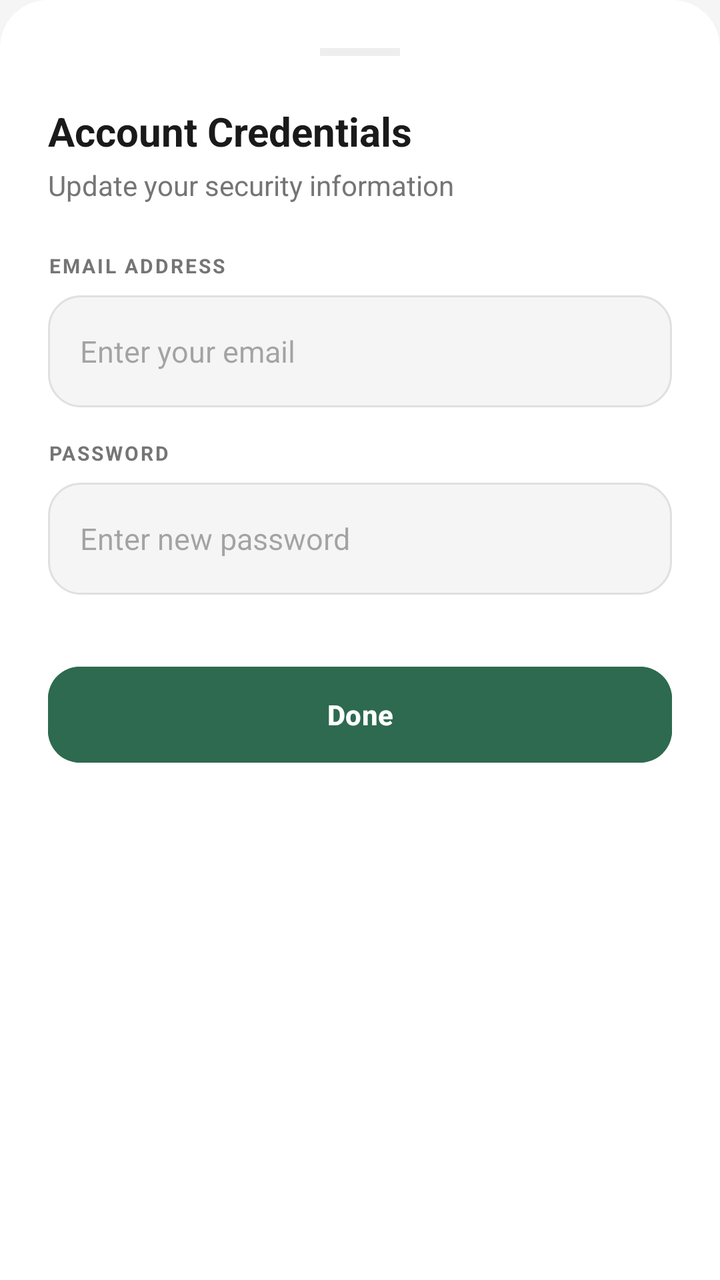
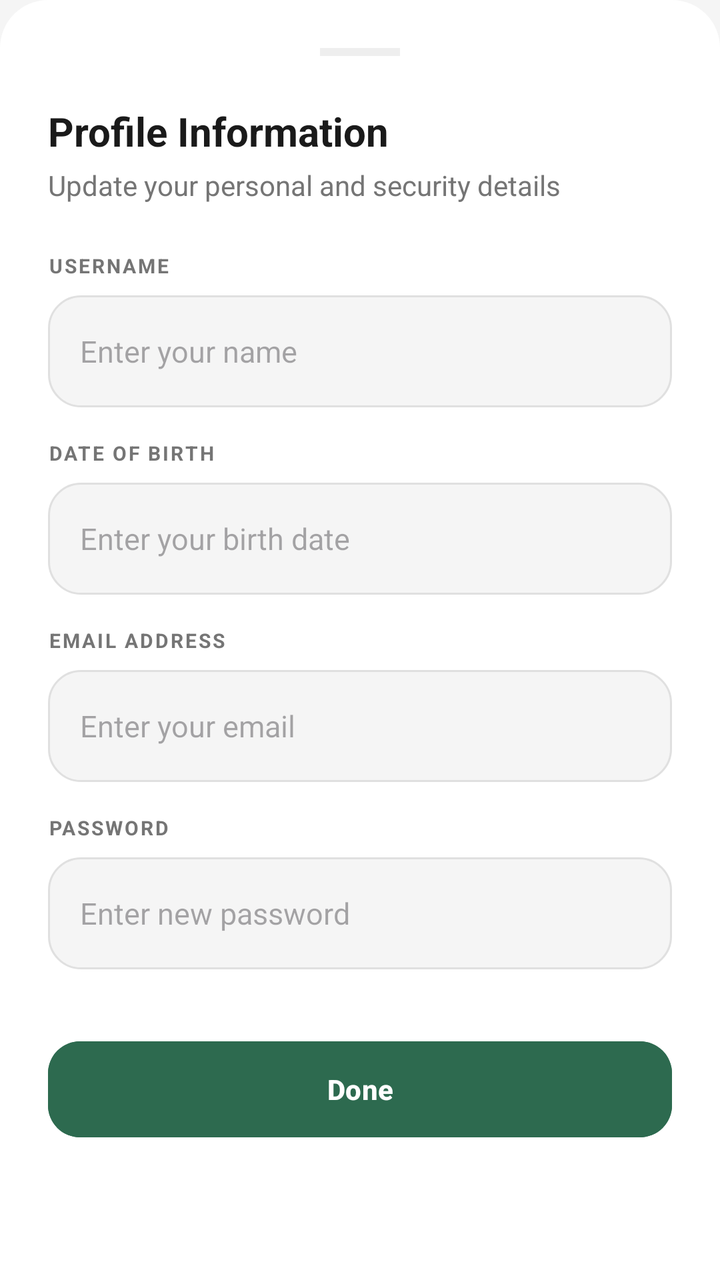

The first picture is an Android layout as it rendered before a commit; the second is the same layout after the commit. The layout source and the unified diff follow.
<!-- AndroidManifest.xml: application theme Theme.FridgeWise -->
<!-- res/layout/bottom_sheet_edit_profile.xml -->
<?xml version="1.0" encoding="utf-8"?>
<LinearLayout xmlns:android="http://schemas.android.com/apk/res/android"
    xmlns:app="http://schemas.android.com/apk/res-auto"
    android:layout_width="match_parent"
    android:layout_height="wrap_content"
    android:background="@drawable/bg_bottom_sheet"
    android:orientation="vertical"
    android:padding="24dp">

    <View
        android:layout_width="40dp"
        android:layout_height="4dp"
        android:layout_gravity="center_horizontal"
        android:layout_marginBottom="24dp"
        android:background="@color/divider_color" />

    <TextView
        android:layout_width="wrap_content"
        android:layout_height="wrap_content"
        android:text="Account Credentials"
        android:textColor="@color/profile_text_primary"
        android:textSize="20sp"
        android:textStyle="bold" />

    <TextView
        android:layout_width="wrap_content"
        android:layout_height="wrap_content"
        android:layout_marginTop="4dp"
        android:text="Update your security information"
        android:textColor="@color/profile_text_secondary"
        android:textSize="14sp" />

    <TextView
        android:layout_width="wrap_content"
        android:layout_height="wrap_content"
        android:layout_marginTop="24dp"
        android:text="EMAIL ADDRESS"
        android:textColor="@color/profile_text_secondary"
        android:textSize="10sp"
        android:textStyle="bold"
        android:letterSpacing="0.1" />

    <EditText
        android:id="@+id/etEditEmail"
        android:layout_width="match_parent"
        android:layout_height="56dp"
        android:layout_marginTop="8dp"
        android:background="@drawable/bg_input_field"
        android:hint="Enter your email"
        android:inputType="textEmailAddress"
        android:paddingHorizontal="16dp"
        android:textColor="@color/profile_text_primary"
        android:textSize="15sp" />

    <TextView
        android:layout_width="wrap_content"
        android:layout_height="wrap_content"
        android:layout_marginTop="16dp"
        android:text="PASSWORD"
        android:textColor="@color/profile_text_secondary"
        android:textSize="10sp"
        android:textStyle="bold"
        android:letterSpacing="0.1" />

    <EditText
        android:id="@+id/etEditPassword"
        android:layout_width="match_parent"
        android:layout_height="56dp"
        android:layout_marginTop="8dp"
        android:background="@drawable/bg_input_field"
        android:hint="Enter new password"
        android:inputType="textPassword"
        android:paddingHorizontal="16dp"
        android:textColor="@color/profile_text_primary"
        android:textSize="15sp" />

    <com.google.android.material.button.MaterialButton
        android:id="@+id/btnSaveProfile"
        android:layout_width="match_parent"
        android:layout_height="56dp"
        android:layout_marginTop="32dp"
        android:text="Done"
        android:textAllCaps="false"
        android:textColor="@color/white"
        android:textStyle="bold"
        app:cornerRadius="16dp"
        android:backgroundTint="@color/profile_accent_green" />

</LinearLayout>
<!-- resources referenced by this layout -->
<resources>
  <color name="divider_color">#EEEEEE</color>
  <color name="profile_accent_green">#2D6A4F</color>
  <color name="profile_text_primary">#1A1A1A</color>
  <color name="profile_text_secondary">#757575</color>
  <color name="white">#FFFFFF</color>
  <!-- drawable bg_bottom_sheet (drawable) -->
  <?xml version="1.0" encoding="utf-8"?>
  <shape xmlns:android="http://schemas.android.com/apk/res/android">
      <solid android:color="@color/bg_secondary" />
      <corners
          android:topLeftRadius="24dp"
          android:topRightRadius="24dp" />
  </shape>
  <!-- drawable bg_input_field (drawable) -->
  <?xml version="1.0" encoding="utf-8"?>
  <shape xmlns:android="http://schemas.android.com/apk/res/android">
      <solid android:color="@color/input_bg" />
      <corners android:radius="16dp" />
      <stroke
          android:width="1dp"
          android:color="@color/input_border" />
  </shape>
  <style name="Theme.FridgeWise" parent="Base.Theme.FridgeWise" />
  <color name="bg_secondary">#FFFFFF</color>
  <color name="input_bg">#F5F5F5</color>
  <color name="input_border">#E0E0E0</color>
  <style name="Base.Theme.FridgeWise" parent="Theme.Material3.DayNight.NoActionBar">
          
          <item name="colorPrimary">@color/green_primary</item>
          <item name="android:windowBackground">@color/bg_primary</item>
          <item name="colorSurface">@color/bg_secondary</item>
          <item name="colorOnSurface">@color/text_primary</item>
      </style>
  <color name="green_primary">#2E7D32</color>
  <color name="bg_primary">#F5F5F5</color>
  <color name="text_primary">#1A1A1A</color>
</resources>

<!-- the commit's change to res/layout/bottom_sheet_edit_profile.xml (unified diff, before → after) -->
@@ -17,7 +17,7 @@
     <TextView
         android:layout_width="wrap_content"
         android:layout_height="wrap_content"
-        android:text="Account Credentials"
+        android:text="Profile Information"
         android:textColor="@color/profile_text_primary"
         android:textSize="20sp"
         android:textStyle="bold" />
@@ -26,7 +26,7 @@
         android:layout_width="wrap_content"
         android:layout_height="wrap_content"
         android:layout_marginTop="4dp"
-        android:text="Update your security information"
+        android:text="Update your personal and security details"
         android:textColor="@color/profile_text_secondary"
         android:textSize="14sp" />
 
@@ -34,6 +34,50 @@
         android:layout_width="wrap_content"
         android:layout_height="wrap_content"
         android:layout_marginTop="24dp"
+        android:text="USERNAME"
+        android:textColor="@color/profile_text_secondary"
+        android:textSize="10sp"
+        android:textStyle="bold"
+        android:letterSpacing="0.1" />
+
+    <EditText
+        android:id="@+id/etEditUsername"
+        android:layout_width="match_parent"
+        android:layout_height="56dp"
+        android:layout_marginTop="8dp"
+        android:background="@drawable/bg_input_field"
+        android:hint="Enter your name"
+        android:inputType="textPersonName"
+        android:paddingHorizontal="16dp"
+        android:textColor="@color/profile_text_primary"
+        android:textSize="15sp" />
+
+    <TextView
+        android:layout_width="wrap_content"
+        android:layout_height="wrap_content"
+        android:layout_marginTop="16dp"
+        android:text="DATE OF BIRTH"
+        android:textColor="@color/profile_text_secondary"
+        android:textSize="10sp"
+        android:textStyle="bold"
+        android:letterSpacing="0.1" />
+
+    <EditText
+        android:id="@+id/etEditDOB"
+        android:layout_width="match_parent"
+        android:layout_height="56dp"
+        android:layout_marginTop="8dp"
+        android:background="@drawable/bg_input_field"
+        android:hint="Enter your birth date"
+        android:inputType="date"
+        android:paddingHorizontal="16dp"
+        android:textColor="@color/profile_text_primary"
+        android:textSize="15sp" />
+
+    <TextView
+        android:layout_width="wrap_content"
+        android:layout_height="wrap_content"
+        android:layout_marginTop="16dp"
         android:text="EMAIL ADDRESS"
         android:textColor="@color/profile_text_secondary"
         android:textSize="10sp"
